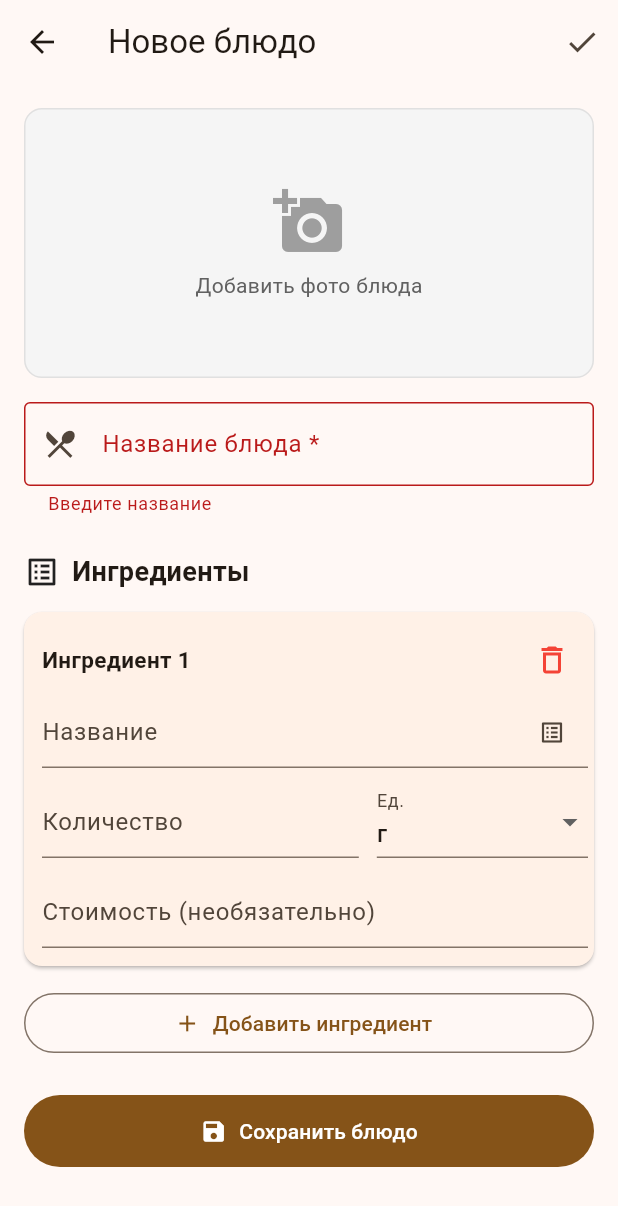
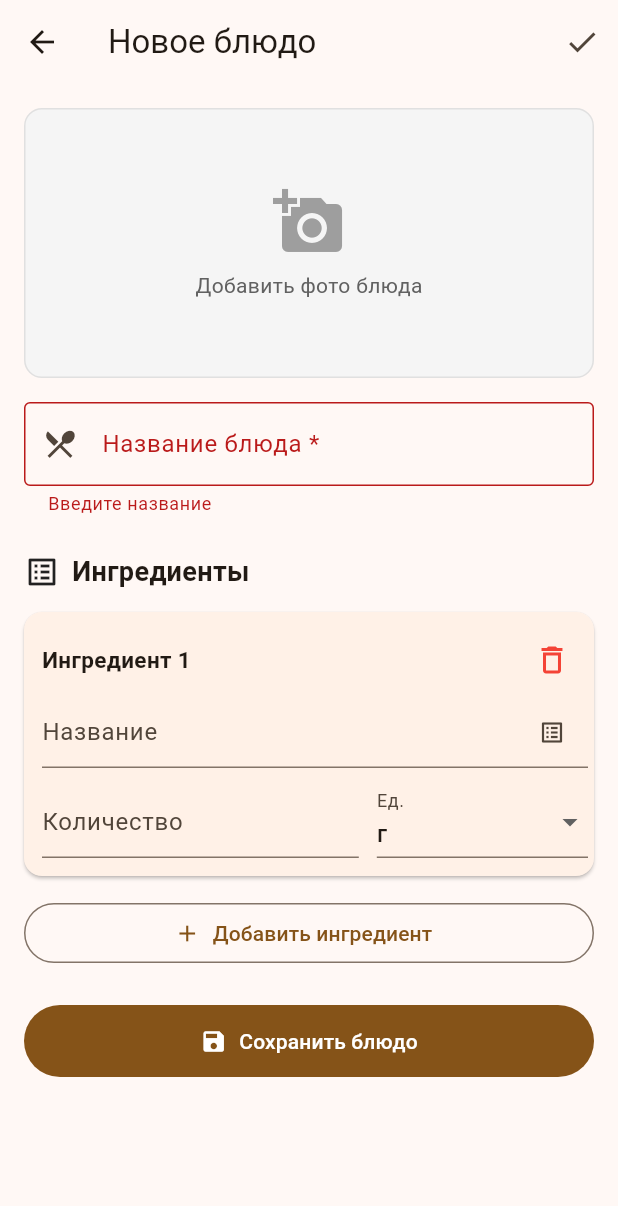
Before and after one commit to razvedos201/dishes, a Flutter app: the DishEditScreen screen opened directly, after a tap on "Сохранить блюдо", on a phone screen of 412 x 824 dp. Shown: the top 1206 px of the screen. Run offline on Flutter 3.47's test engine with Material 3 defaults, Android fonts, the phone set to English and light mode, and no system bars; our stand-ins replace cross_file, file_picker, image_picker, share_plus, shared_preferences; missing offline and left inert: dart:html; accounts and stored records are empty.

Commit message:
Add calculate

```diff
--- a/lib/models/product.dart
+++ b/lib/models/product.dart
@@ -1,9 +1,14 @@
+import 'ingredient.dart';
+
 class Product {
   String id;
   String name;
   double defaultAmount; // вес/количество по умолчанию
   String defaultUnit;   // единица по умолчанию
-  double? defaultPrice; // стоимость по умолчанию (необязательно)
+  // Цена за ОДНУ единицу defaultUnit (за кг, за шт, за уп и т.д.), не за
+  // defaultAmount. Может отсутствовать. Стоимость ингредиента в блюде
+  // считается умножением на нужное количество — см. costFor().
+  double? defaultPrice;
 
   Product({
     required this.id,
@@ -12,6 +17,20 @@ class Product {
     this.defaultUnit = 'г',
     this.defaultPrice,
   });
+
+  // Стоимость заданного количества этого продукта.
+  // Возвращает null, если цена не задана или единицы несовместимы по семейству
+  // (например, цена за шт, а в блюде граммы — пересчитать нельзя).
+  double? costFor(double amount, String unit) {
+    if (defaultPrice == null) return null;
+    if (Ingredient.unitFamily(unit) != Ingredient.unitFamily(defaultUnit)) {
+      return null;
+    }
+    // Цена за базовую единицу семейства (за грамм / за мл / за шт),
+    // затем умножаем на количество, тоже приведённое к базовой единице.
+    final pricePerBase = defaultPrice! / Ingredient.toBase(1, defaultUnit);
+    return pricePerBase * Ingredient.toBase(amount, unit);
+  }
 
   Map<String, dynamic> toJson() => {
         'id': id,
--- a/lib/screens/dish_edit_screen.dart
+++ b/lib/screens/dish_edit_screen.dart
@@ -75,13 +75,18 @@ class _DishEditScreenState extends State<DishEditScreen> {
       f.nameCtrl.text = picked.name;
       f.weightCtrl.text = _fmt(picked.defaultAmount);
       f.unit = picked.defaultUnit;
-      // Подставляем цену из каталога, если она там указана.
-      // Если в каталоге цены нет — оставляем поле как было,
-      // чтобы не затереть уже введённую вручную стоимость.
-      if (picked.defaultPrice != null) {
-        f.priceCtrl.text = _fmt(picked.defaultPrice!);
-      }
     });
+  }
+
+  // Ищем продукт каталога по имени (без учёта регистра и пробелов).
+  // Нужен, чтобы при сохранении подставить актуальную цену из каталога.
+  Product? _findProduct(String name) {
+    final key = name.trim().toLowerCase();
+    if (key.isEmpty) return null;
+    for (final p in _products) {
+      if (p.name.trim().toLowerCase() == key) return p;
+    }
+    return null;
   }
 
   static String _fmt(double v) {
@@ -195,11 +200,9 @@ class _DishEditScreenState extends State<DishEditScreen> {
       if (name.isEmpty) continue;
       final amount = f.parsedAmount;
       if (amount == null || amount <= 0) continue;
-      double? price;
-      final priceText = f.priceCtrl.text.trim().replaceAll(',', '.');
-      if (priceText.isNotEmpty) {
-        price = double.tryParse(priceText);
-      }
+      // Цена берётся из каталога: цена за единицу × количество в блюде.
+      // Если продукта в каталоге нет (или у него нет цены) — стоимость пустая.
+      final price = _findProduct(name)?.costFor(amount, f.unit);
       ingredients.add(Ingredient(
         name: name,
         weight: amount,
@@ -444,20 +447,6 @@ class _DishEditScreenState extends State<DishEditScreen> {
                 ),
               ],
             ),
-            const SizedBox(height: 12),
-            TextFormField(
-              controller: f.priceCtrl,
-              decoration: const InputDecoration(
-                labelText: 'Стоимость (необязательно)',
-                isDense: true,
-                suffixText: '₽',
-              ),
-              keyboardType:
-                  const TextInputType.numberWithOptions(decimal: true),
-              inputFormatters: [
-                FilteringTextInputFormatter.allow(RegExp(r'[0-9.,]')),
-              ],
-            ),
           ],
         ),
       ),
@@ -469,17 +458,14 @@ class _DishEditScreenState extends State<DishEditScreen> {
 class _IngredientForm {
   final TextEditingController nameCtrl;
   final TextEditingController weightCtrl;
-  final TextEditingController priceCtrl;
   String unit;
 
   _IngredientForm({
     String name = '',
     String weight = '',
-    String price = '',
     this.unit = 'г',
   })  : nameCtrl = TextEditingController(text: name),
-        weightCtrl = TextEditingController(text: weight),
-        priceCtrl = TextEditingController(text: price);
+        weightCtrl = TextEditingController(text: weight);
 
   factory _IngredientForm.fromIngredient(Ingredient ing) {
     final v = ing.weight;
@@ -488,7 +474,6 @@ class _IngredientForm {
     return _IngredientForm(
       name: ing.name,
       weight: weightStr,
-      price: ing.price != null ? ing.price!.toString() : '',
       unit: ing.unit,
     );
   }
@@ -503,6 +488,5 @@ class _IngredientForm {
   void dispose() {
     nameCtrl.dispose();
     weightCtrl.dispose();
-    priceCtrl.dispose();
   }
 }
--- a/lib/widgets/product_picker_sheet.dart
+++ b/lib/widgets/product_picker_sheet.dart
@@ -98,7 +98,7 @@ class _ProductPickerSheetState extends State<ProductPickerSheet> {
                           title: Text(p.name),
                           subtitle: Text(
                             p.defaultPrice != null
-                                ? '${_formatNum(p.defaultAmount)} ${p.defaultUnit} • ${_formatNum(p.defaultPrice!)} ₽'
+                                ? '${_formatNum(p.defaultAmount)} ${p.defaultUnit} • ${_formatNum(p.defaultPrice!)} ₽/${p.defaultUnit}'
                                 : '${_formatNum(p.defaultAmount)} ${p.defaultUnit}',
                           ),
                           onTap: () => Navigator.pop(context, p),
```
Also changed, not shown: lib/screens/cart_screen.dart (+15 -23 lines), lib/screens/products_screen.dart (+4 -3 lines).
